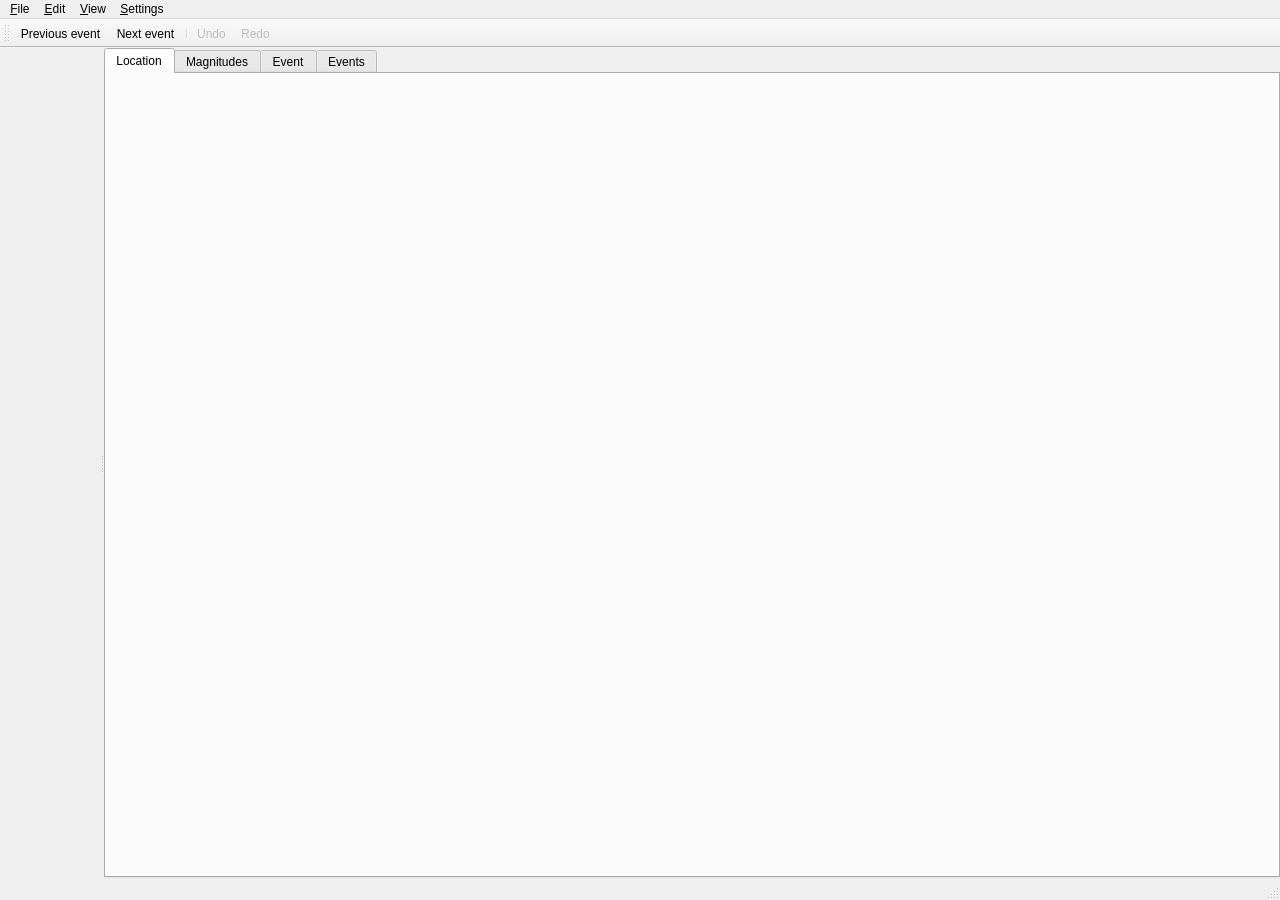
Qt form apps/gui-qt/scolvx/mainwindow.ui (comoglu/mainx) before a commit.
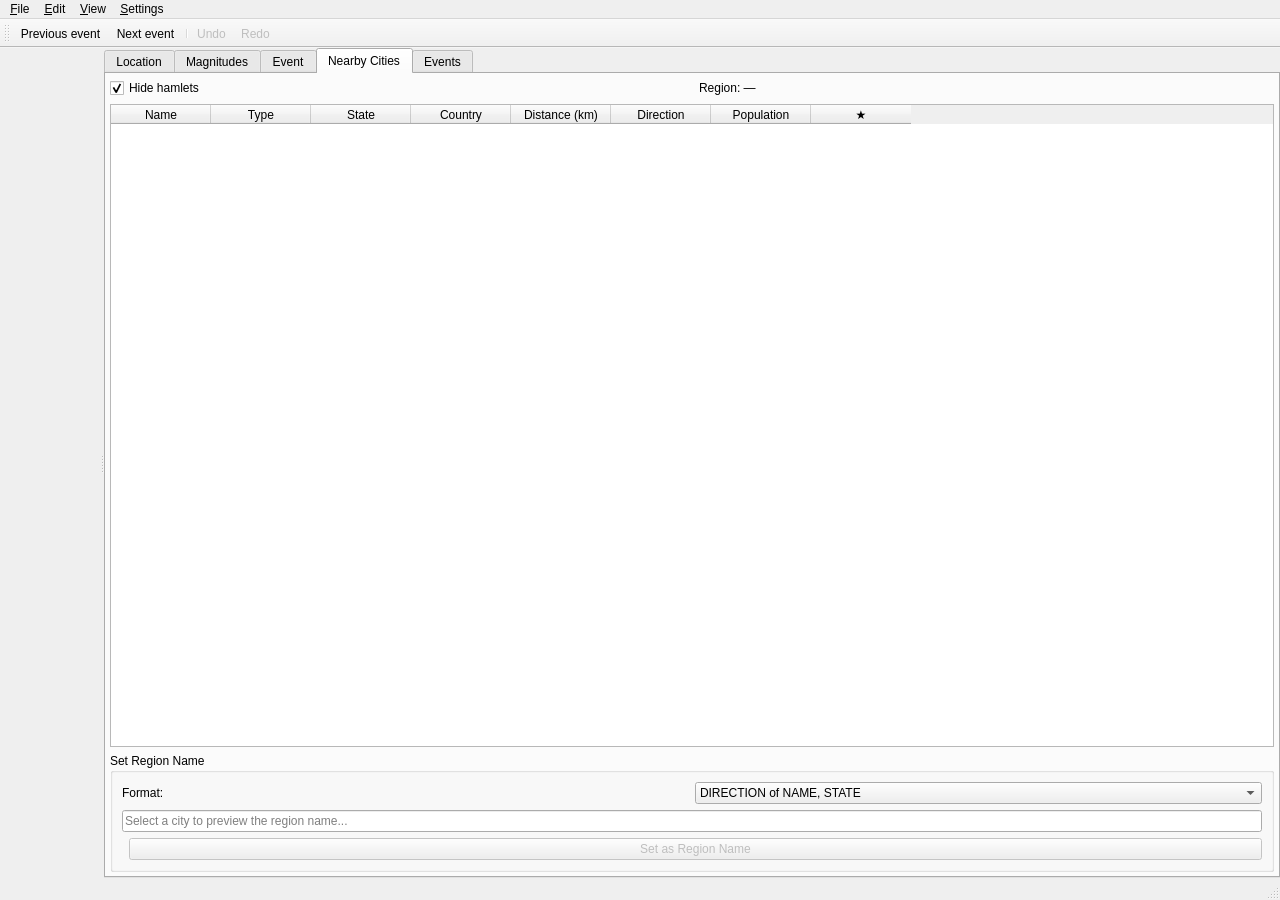
The same form after that commit. The open tabs and pages were chosen to show the change.

Commit message: [scolvx] Add Nearby Cities tab with region name editor

Diff of the .ui file:
```diff
--- a/apps/gui-qt/scolvx/mainwindow.ui
+++ b/apps/gui-qt/scolvx/mainwindow.ui
@@ -73,6 +73,183 @@
          <string>Event</string>
         </attribute>
        </widget>
+       <widget class="QWidget" name="tabCities">
+        <attribute name="title">
+         <string>Nearby Cities</string>
+        </attribute>
+        <layout class="QVBoxLayout" name="layoutCities">
+         <property name="margin">
+          <number>4</number>
+         </property>
+         <item>
+          <layout class="QHBoxLayout">
+           <item>
+            <widget class="QCheckBox" name="citiesHamletFilter">
+             <property name="text">
+              <string>Hide hamlets</string>
+             </property>
+             <property name="checked">
+              <bool>true</bool>
+             </property>
+            </widget>
+           </item>
+           <item>
+            <spacer>
+             <property name="orientation">
+              <enum>Qt::Horizontal</enum>
+             </property>
+            </spacer>
+           </item>
+           <item>
+            <widget class="QLabel" name="currentRegionLabel">
+             <property name="text">
+              <string>Region: —</string>
+             </property>
+            </widget>
+           </item>
+          </layout>
+         </item>
+         <item>
+          <widget class="QTableWidget" name="citiesTable">
+           <property name="editTriggers">
+            <set>QAbstractItemView::NoEditTriggers</set>
+           </property>
+           <property name="selectionBehavior">
+            <enum>QAbstractItemView::SelectRows</enum>
+           </property>
+           <property name="selectionMode">
+            <enum>QAbstractItemView::SingleSelection</enum>
+           </property>
+           <property name="sortingEnabled">
+            <bool>true</bool>
+           </property>
+           <property name="alternatingRowColors">
+            <bool>true</bool>
+           </property>
+           <column>
+            <property name="text">
+             <string>Name</string>
+            </property>
+           </column>
+           <column>
+            <property name="text">
+             <string>Type</string>
+            </property>
+           </column>
+           <column>
+            <property name="text">
+             <string>State</string>
+            </property>
+           </column>
+           <column>
+            <property name="text">
+             <string>Country</string>
+            </property>
+           </column>
+           <column>
+            <property name="text">
+             <string>Distance (km)</string>
+            </property>
+           </column>
+           <column>
+            <property name="text">
+             <string>Direction</string>
+            </property>
+           </column>
+           <column>
+            <property name="text">
+             <string>Population</string>
+            </property>
+           </column>
+           <column>
+            <property name="text">
+             <string>&#9733;</string>
+            </property>
+           </column>
+          </widget>
+         </item>
+         <item>
+          <widget class="QGroupBox" name="regionNameGroup">
+           <property name="title">
+            <string>Set Region Name</string>
+           </property>
+           <layout class="QVBoxLayout">
+            <item>
+             <layout class="QHBoxLayout">
+              <item>
+               <widget class="QLabel">
+                <property name="text">
+                 <string>Format:</string>
+                </property>
+               </widget>
+              </item>
+              <item>
+               <widget class="QComboBox" name="regionFormatCombo">
+                <item>
+                 <property name="text">
+                  <string>DIRECTION of NAME, STATE</string>
+                 </property>
+                </item>
+                <item>
+                 <property name="text">
+                  <string>NAME, DIRECTION at DISTANCE km</string>
+                 </property>
+                </item>
+                <item>
+                 <property name="text">
+                  <string>DISTANCE km DIRECTION of NAME</string>
+                 </property>
+                </item>
+                <item>
+                 <property name="text">
+                  <string>NAME (DIRECTION, DISTANCE km)</string>
+                 </property>
+                </item>
+                <item>
+                 <property name="text">
+                  <string>DISTANCE km DIRECTION of NAME, STATE</string>
+                 </property>
+                </item>
+               </widget>
+              </item>
+             </layout>
+            </item>
+            <item>
+             <widget class="QLineEdit" name="regionPreview">
+              <property name="readOnly">
+               <bool>true</bool>
+              </property>
+              <property name="placeholderText">
+               <string>Select a city to preview the region name...</string>
+              </property>
+             </widget>
+            </item>
+            <item>
+             <layout class="QHBoxLayout">
+              <item>
+               <spacer>
+                <property name="orientation">
+                 <enum>Qt::Horizontal</enum>
+                </property>
+               </spacer>
+              </item>
+              <item>
+               <widget class="QPushButton" name="setRegionBtn">
+                <property name="text">
+                 <string>Set as Region Name</string>
+                </property>
+                <property name="enabled">
+                 <bool>false</bool>
+                </property>
+               </widget>
+              </item>
+             </layout>
+            </item>
+           </layout>
+          </widget>
+         </item>
+        </layout>
+       </widget>
        <widget class="QWidget" name="tabEvents">
         <attribute name="title">
          <string>Events</string>
```
The commit also changes 5 other files.
